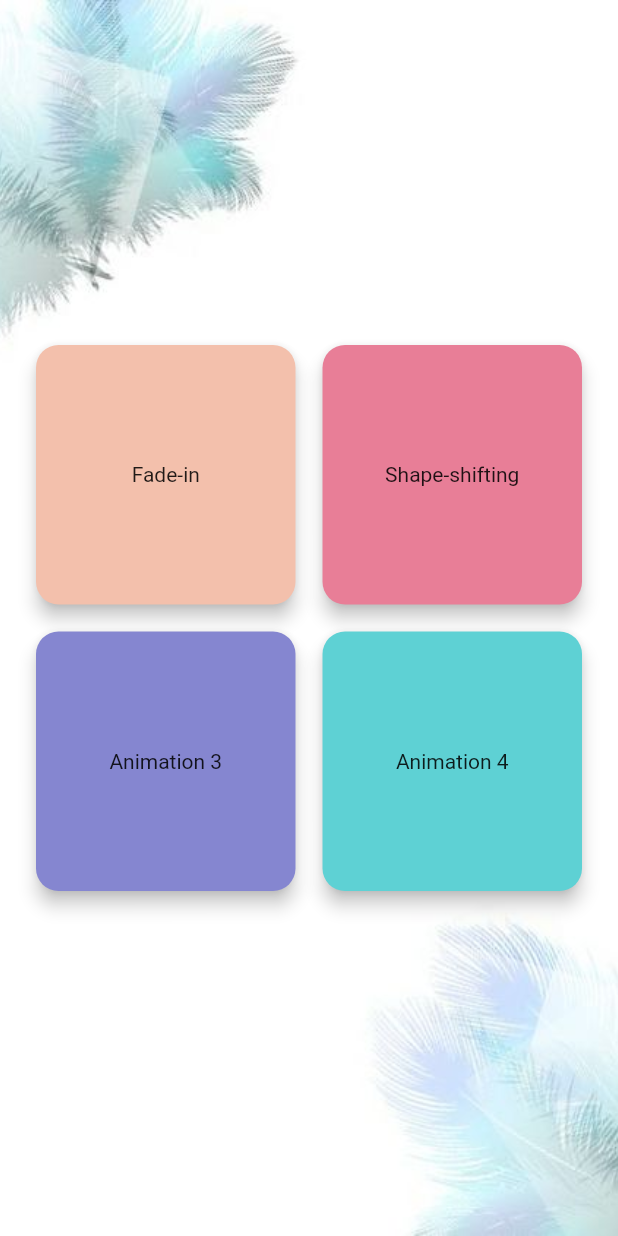
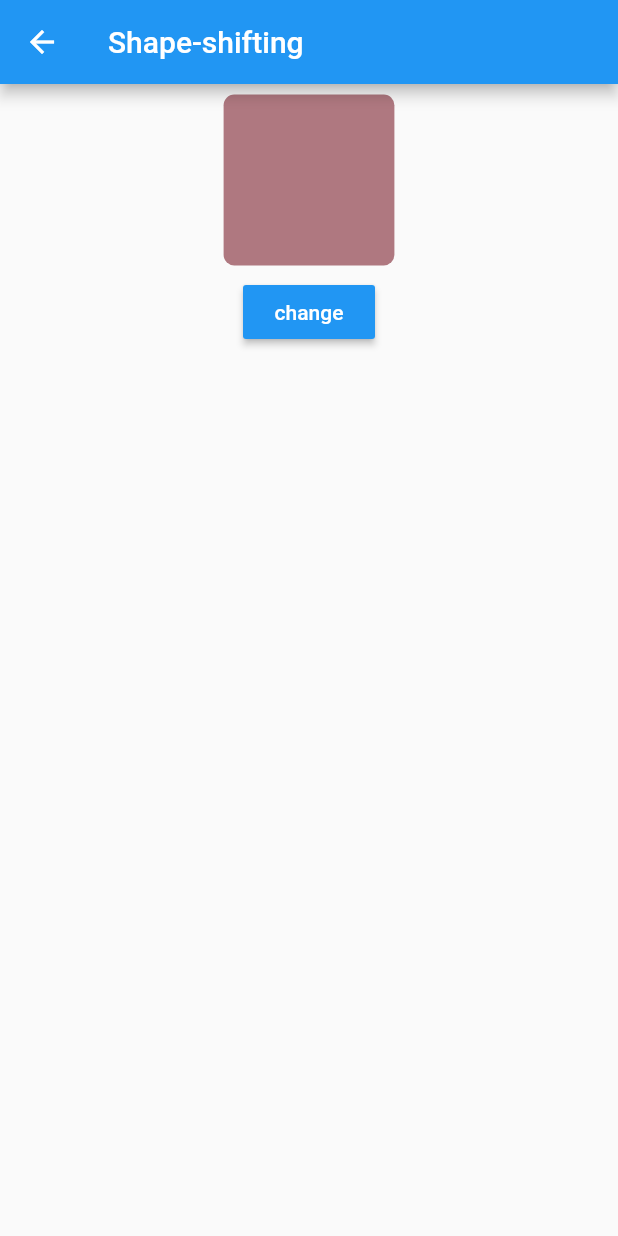
Before and after one commit to imron02/flutter-animation-example, a Flutter app: the screen it shows after launch, after a tap on "Shape-shifting", on a phone screen of 412 x 824 dp. Run offline on Flutter 3.47's test engine with Material 2 defaults, Android fonts, the phone set to English and light mode, and no system bars; our stand-ins replace transparent_image; network calls fail.

Commit message:
add shape shifting animation

```diff
--- a/lib/main.dart
+++ b/lib/main.dart
@@ -2,6 +2,7 @@ import 'package:flutter/material.dart';
 
 import 'package:flutter_animation/screen/home/screen.dart';
 import 'package:flutter_animation/screen/fade_in/screen.dart';
+import 'package:flutter_animation/screen/shape_shifting/screen.dart';
 
 void main() => runApp(MyApp());
 
@@ -17,7 +18,8 @@ class MyApp extends StatelessWidget {
       initialRoute: HomeScreen.routeName,
       routes: {
         HomeScreen.routeName: (context) => HomeScreen(),
-        FadeInScreen.routeName: (context) => FadeInScreen()
+        FadeInScreen.routeName: (context) => FadeInScreen(),
+        ShapeShiftingScreen.routeName: (context) => ShapeShiftingScreen()
       },
     );
   }
--- a/lib/screen/fade_in/screen.dart
+++ b/lib/screen/fade_in/screen.dart
@@ -1,4 +1,6 @@
 import 'package:flutter/material.dart';
+import 'package:transparent_image/transparent_image.dart';
+
 import 'package:flutter_animation/screen/fade_in/arguments.dart';
 
 const owl_url =
@@ -22,11 +24,18 @@ class _FadeInScreenState extends State<FadeInScreen> {
       appBar: AppBar(
         title: Text(args.tagHero),
       ),
-      body: Column(
+      body: SingleChildScrollView(
+        child: Column(
           children: <Widget>[
             Hero(
               tag: args.tagHero,
-            child: Image.network(owl_url),
+              child: FadeInImage.memoryNetwork(
+                height: 350,
+                width: MediaQuery.of(context).size.width,
+                fit: BoxFit.cover,
+                placeholder: kTransparentImage,
+                image: owl_url,
+              ),
             ),
             MaterialButton(
               child: Text('Show details'),
@@ -47,6 +56,7 @@ class _FadeInScreenState extends State<FadeInScreen> {
             )
           ],
         ),
+      ),
     );
   }
 }
--- a/lib/screen/home/screen.dart
+++ b/lib/screen/home/screen.dart
@@ -1,4 +1,5 @@
 import 'package:flutter/material.dart';
+import 'package:flutter_animation/screen/shape_shifting/screen.dart';
 
 import 'package:flutter_animation/utils/colors.dart' as colors;
 import 'package:flutter_animation/screen/fade_in/screen.dart';
@@ -24,7 +25,19 @@ class HomeScreen extends StatelessWidget {
             child: InkWell(
               onTap: () => _navigate(item, context),
               child: Center(
-                child: Text(item['title']),
+                child: Text(
+                  item['title'],
+                  style: TextStyle(
+                      color: Colors.white,
+                      fontWeight: FontWeight.bold,
+                      shadows: [
+                        Shadow(
+                          blurRadius: 10,
+                          color: Colors.black26,
+                          offset: Offset(5, 10)
+                        )
+                      ]),
+                ),
               ),
             ),
             color: item['color'],
@@ -45,6 +58,12 @@ class HomeScreen extends StatelessWidget {
           context,
           FadeInScreen.routeName,
           arguments: FadeInArguments(item['title']),
+        );
+        break;
+      case 2:
+        Navigator.pushNamed(
+          context,
+          ShapeShiftingScreen.routeName,
         );
         break;
       default:
--- /dev/null
+++ b/lib/screen/shape_shifting/screen.dart
@@ -0,0 +1,81 @@
+import 'dart:math';
+
+import 'package:flutter/material.dart';
+
+double randomBorderRadius() {
+  return Random().nextDouble() * 64;
+}
+
+double randomMargin() {
+  return Random().nextDouble() * 64;
+}
+
+Color randomColor() {
+  return Color(0xFFFFFFFF & Random().nextInt(0xFFFFFFFF));
+}
+
+class ShapeShiftingScreen extends StatefulWidget {
+  static const routeName = '/shapeshifting';
+
+  @override
+  _ShapeShiftingScreenState createState() => _ShapeShiftingScreenState();
+}
+
+class _ShapeShiftingScreenState extends State<ShapeShiftingScreen> {
+  Color color;
+  double borderRadius;
+  double margin;
+
+  @override
+  void initState() {
+    color = randomColor();
+    borderRadius = randomBorderRadius();
+    margin = randomMargin();
+
+    super.initState();
+  }
+
+  void change() {
+    setState(() {
+      color = randomColor();
+      borderRadius = randomBorderRadius();
+      margin = randomMargin();
+    });
+  }
+
+  @override
+  Widget build(BuildContext context) {
+    return Scaffold(
+      appBar: AppBar(
+        title: const Text('Shape-shifting'),
+      ),
+      body: Center(
+        child: Column(
+          children: <Widget>[
+            SizedBox(
+              width: 128,
+              height: 128,
+              child: AnimatedContainer(
+                margin: EdgeInsets.all(margin),
+                decoration: BoxDecoration(
+                  color: color,
+                  borderRadius: BorderRadius.circular(borderRadius),
+                ),
+                duration: Duration(seconds: 1),
+                curve: Curves.easeInOutBack,
+              ),
+            ),
+            MaterialButton(
+              color: Theme.of(context).primaryColor,
+              child: Text(
+                'change',
+                style: TextStyle(color: Colors.white),
+              ),
+              onPressed: change,
+            )
+          ],
+        ),
+      ),
+    );
+  }
+}
--- a/pubspec.yaml
+++ b/pubspec.yaml
@@ -23,6 +23,7 @@ dependencies:
   # The following adds the Cupertino Icons font to your application.
   # Use with the CupertinoIcons class for iOS style icons.
   cupertino_icons: ^0.1.2
+  transparent_image: ^1.0.0
 
 dev_dependencies:
   flutter_test:
```
Also changed, not shown: pubspec.lock. Lines whose indentation alone changed are shown as unchanged.
